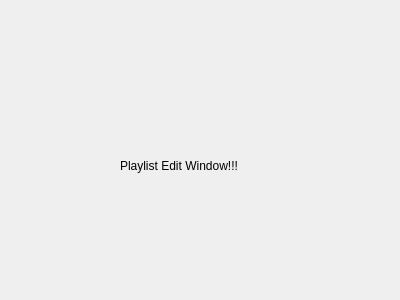
The window that DungeonSound/playlisteditwindow.ui (taylornelms15/DungeonSound_legacy) describes before a commit, drawn with Qt 5.
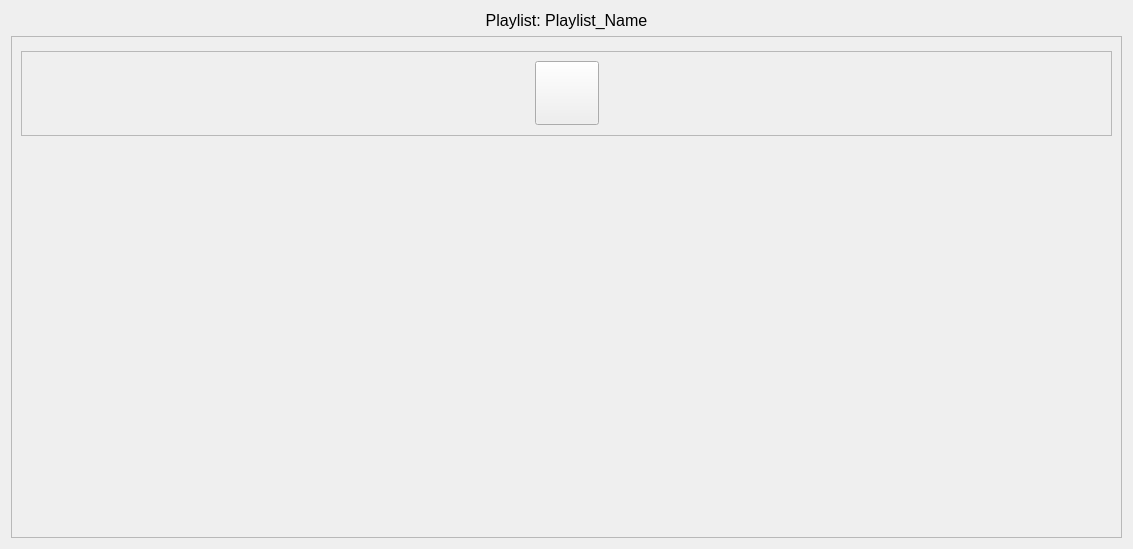
The same window after the commit. Icons and pictures are not drawn.

Commit message: Starting to integrate sound sample views

Patch:
```diff
--- a/DungeonSound/playlisteditwindow.ui
+++ b/DungeonSound/playlisteditwindow.ui
@@ -6,26 +6,143 @@
    <rect>
     <x>0</x>
     <y>0</y>
-    <width>400</width>
-    <height>300</height>
+    <width>1133</width>
+    <height>549</height>
    </rect>
   </property>
   <property name="windowTitle">
    <string>Frame</string>
   </property>
-  <widget class="QLabel" name="label">
-   <property name="geometry">
-    <rect>
-     <x>120</x>
-     <y>140</y>
-     <width>171</width>
-     <height>51</height>
-    </rect>
-   </property>
-   <property name="text">
-    <string>Playlist Edit Window!!!</string>
-   </property>
-  </widget>
+  <layout class="QVBoxLayout" name="verticalLayout">
+   <item>
+    <widget class="QLabel" name="label">
+     <property name="text">
+      <string>&lt;html&gt;&lt;head/&gt;&lt;body&gt;&lt;p&gt;&lt;span style=&quot; font-size:12pt;&quot;&gt;Playlist: Playlist_Name&lt;/span&gt;&lt;/p&gt;&lt;/body&gt;&lt;/html&gt;</string>
+     </property>
+     <property name="alignment">
+      <set>Qt::AlignCenter</set>
+     </property>
+    </widget>
+   </item>
+   <item>
+    <widget class="QScrollArea" name="scrollArea">
+     <property name="widgetResizable">
+      <bool>true</bool>
+     </property>
+     <widget class="QWidget" name="scrollAreaWidgetContents">
+      <property name="geometry">
+       <rect>
+        <x>0</x>
+        <y>0</y>
+        <width>1113</width>
+        <height>502</height>
+       </rect>
+      </property>
+      <layout class="QVBoxLayout" name="verticalLayout_3">
+       <item>
+        <widget class="QFrame" name="AddSoundFrame">
+         <property name="sizePolicy">
+          <sizepolicy hsizetype="Expanding" vsizetype="Fixed">
+           <horstretch>0</horstretch>
+           <verstretch>0</verstretch>
+          </sizepolicy>
+         </property>
+         <property name="minimumSize">
+          <size>
+           <width>0</width>
+           <height>85</height>
+          </size>
+         </property>
+         <property name="maximumSize">
+          <size>
+           <width>16777215</width>
+           <height>75</height>
+          </size>
+         </property>
+         <property name="frameShape">
+          <enum>QFrame::StyledPanel</enum>
+         </property>
+         <property name="frameShadow">
+          <enum>QFrame::Raised</enum>
+         </property>
+         <layout class="QHBoxLayout" name="horizontalLayout">
+          <item>
+           <spacer name="horizontalSpacer">
+            <property name="orientation">
+             <enum>Qt::Horizontal</enum>
+            </property>
+            <property name="sizeHint" stdset="0">
+             <size>
+              <width>40</width>
+              <height>20</height>
+             </size>
+            </property>
+           </spacer>
+          </item>
+          <item>
+           <widget class="QPushButton" name="AddSoundButton">
+            <property name="sizePolicy">
+             <sizepolicy hsizetype="Fixed" vsizetype="Fixed">
+              <horstretch>0</horstretch>
+              <verstretch>0</verstretch>
+             </sizepolicy>
+            </property>
+            <property name="minimumSize">
+             <size>
+              <width>64</width>
+              <height>64</height>
+             </size>
+            </property>
+            <property name="maximumSize">
+             <size>
+              <width>64</width>
+              <height>64</height>
+             </size>
+            </property>
+            <property name="text">
+             <string/>
+            </property>
+            <property name="icon">
+             <iconset resource="nonstandard_icons.qrc">
+              <normaloff>:/DungeonSound/Icons/24x24 plus.png</normaloff>
+              <normalon>:/DungeonSound/Icons/24x24 plus.png</normalon>:/DungeonSound/Icons/24x24 plus.png</iconset>
+            </property>
+           </widget>
+          </item>
+          <item>
+           <spacer name="horizontalSpacer_2">
+            <property name="orientation">
+             <enum>Qt::Horizontal</enum>
+            </property>
+            <property name="sizeHint" stdset="0">
+             <size>
+              <width>40</width>
+              <height>20</height>
+             </size>
+            </property>
+           </spacer>
+          </item>
+         </layout>
+        </widget>
+       </item>
+       <item>
+        <spacer name="verticalSpacer">
+         <property name="orientation">
+          <enum>Qt::Vertical</enum>
+         </property>
+         <property name="sizeHint" stdset="0">
+          <size>
+           <width>20</width>
+           <height>40</height>
+          </size>
+         </property>
+        </spacer>
+       </item>
+      </layout>
+     </widget>
+    </widget>
+   </item>
+  </layout>
  </widget>
  <resources/>
  <connections/>
```
Left out of the diff: 4 changed lines with no effect on the pictures. The commit also changes 7 other files.
